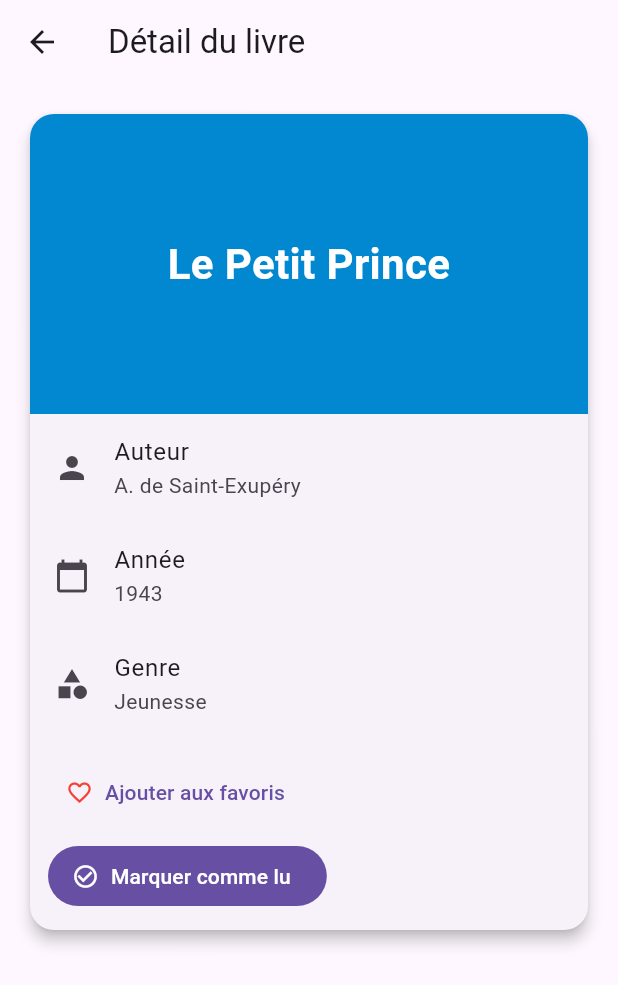
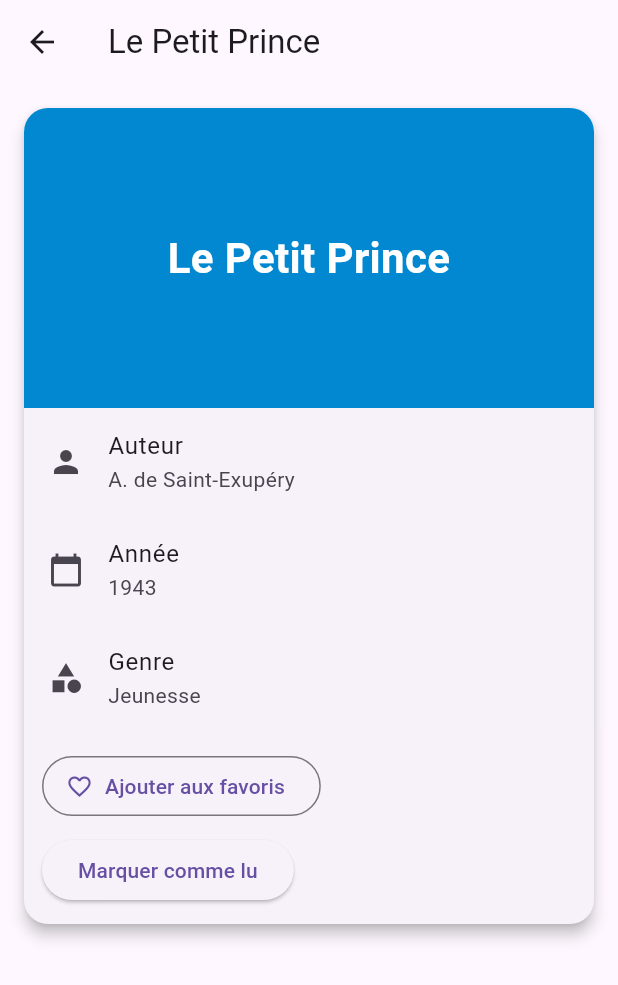
Before and after one commit to onsazizi-web/tp9_mabiblio, a Flutter app: the CatalogueScreen screen opened directly, after a tap on an icon or button, on a phone screen of 412 x 824 dp. Shown: the top 985 px of the screen. Run offline on Flutter 3.47's test engine with Material 3 defaults, Android fonts, the phone set to English and light mode, and no system bars.

Commit message:
Partie 04 : Card – LivreCard et écran Détail

```diff
--- a/lib/screens/detail_screen.dart
+++ b/lib/screens/detail_screen.dart
@@ -21,10 +21,10 @@ class _DetailScreenState extends State<DetailScreen> {
 
     return Scaffold(
       appBar: AppBar(
-        title: const Text('Détail du livre'),
+        title: Text(livre.titre),
       ),
       body: SingleChildScrollView(
-        padding: const EdgeInsets.all(16),
+        padding: const EdgeInsets.all(12),
         child: Card(
           elevation: 4,
           shape: RoundedRectangleBorder(
@@ -34,7 +34,6 @@ class _DetailScreenState extends State<DetailScreen> {
           child: Column(
             crossAxisAlignment: CrossAxisAlignment.stretch,
             children: [
-              // Couverture du livre
               Container(
                 height: 200,
                 color: livre.couleur,
@@ -44,35 +43,31 @@ class _DetailScreenState extends State<DetailScreen> {
                   livre.titre,
                   textAlign: TextAlign.center,
                   style: const TextStyle(
-                    color: Colors.white,
                     fontSize: 28,
                     fontWeight: FontWeight.bold,
+                    color: Colors.white,
                   ),
                 ),
               ),
 
-              // Auteur
               ListTile(
                 leading: const Icon(Icons.person),
                 title: const Text('Auteur'),
                 subtitle: Text(livre.auteur),
               ),
 
-              // Année
               ListTile(
                 leading: const Icon(Icons.calendar_today),
                 title: const Text('Année'),
                 subtitle: Text('${livre.annee}'),
               ),
 
-              // Genre
               ListTile(
                 leading: const Icon(Icons.category),
                 title: const Text('Genre'),
                 subtitle: Text(livre.genre),
               ),
 
-              // Boutons d'action
               Padding(
                 padding: const EdgeInsets.all(12),
                 child: OverflowBar(
@@ -80,7 +75,7 @@ class _DetailScreenState extends State<DetailScreen> {
                   spacing: 8,
                   overflowSpacing: 8,
                   children: [
-                    TextButton.icon(
+                    OutlinedButton.icon(
                       onPressed: () {
                         setState(() {
                           livre.favori = !livre.favori;
@@ -90,7 +85,6 @@ class _DetailScreenState extends State<DetailScreen> {
                         livre.favori
                             ? Icons.favorite
                             : Icons.favorite_border,
-                        color: Colors.red,
                       ),
                       label: Text(
                         livre.favori
@@ -99,20 +93,15 @@ class _DetailScreenState extends State<DetailScreen> {
                       ),
                     ),
 
-                    FilledButton.icon(
+                    ElevatedButton(
                       onPressed: () {
                         setState(() {
                           livre.lu = !livre.lu;
                         });
                       },
-                      icon: Icon(
+                      child: Text(
                         livre.lu
-                            ? Icons.check_circle
-                            : Icons.check_circle_outline,
-                      ),
-                      label: Text(
-                        livre.lu
-                            ? 'Déjà lu'
+                            ? 'Marquer comme non lu'
                             : 'Marquer comme lu',
                       ),
                     ),
--- a/lib/widgets/livre_grid_item.dart
+++ b/lib/widgets/livre_grid_item.dart
@@ -2,6 +2,7 @@
 import 'package:flutter/material.dart';
 import '../models/livre.dart';
 import 'livre_card.dart';
+import '../screens/detail_screen.dart';
 
 class LivreGrille extends StatelessWidget {
   final Livre livre;
@@ -29,7 +30,14 @@ class LivreGrille extends StatelessWidget {
       surfaceTintColor: Colors.blue.shade50,
       clipBehavior: Clip.antiAlias,
       child: InkWell(
-        onTap: onTap,
+      onTap: () {
+  Navigator.push(
+    context,
+    MaterialPageRoute(
+      builder: (context) => DetailScreen(livre: livre),
+    ),
+  );
+},
         child: livreTile(livre),
       ),
     );
```
